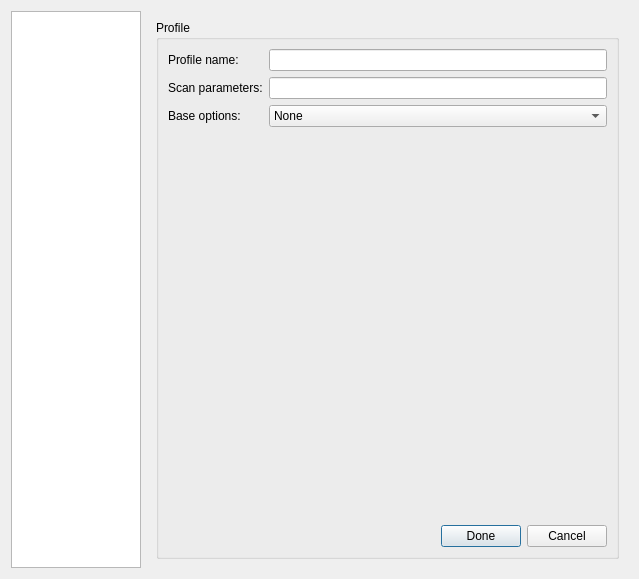
Old version of the form src/app/profiler/profilerdialog.ui in the repository nmapsi4/nmapsi4.
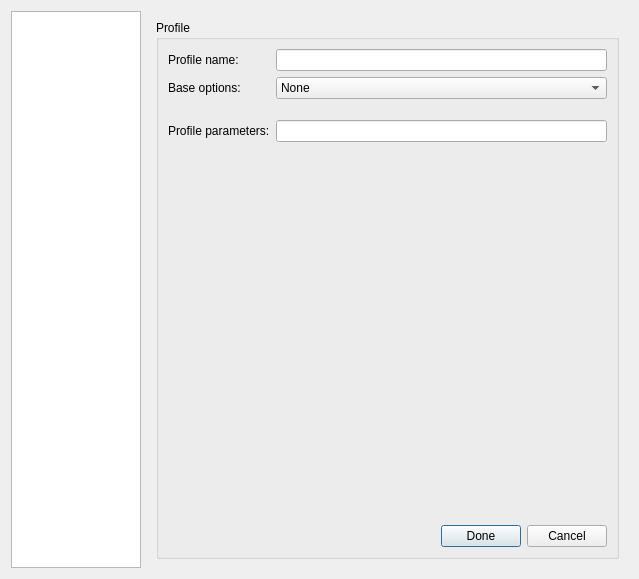
New version of the form. Icons and pictures are not drawn.

Commit message: update profile item.

```diff
--- a/src/app/profiler/profilerdialog.ui
+++ b/src/app/profiler/profilerdialog.ui
@@ -92,24 +92,24 @@
                 <item row="0" column="1">
                  <widget class="QLineEdit" name="profileNameLine"/>
                 </item>
-                <item row="1" column="0">
+                <item row="3" column="0">
                  <widget class="QLabel" name="label_3">
                   <property name="text">
-                   <string>Scan parameters:</string>
+                   <string>Profile parameters:</string>
                   </property>
                  </widget>
                 </item>
-                <item row="1" column="1">
+                <item row="3" column="1">
                  <widget class="QLineEdit" name="lineScanParameters"/>
                 </item>
-                <item row="2" column="0">
+                <item row="1" column="0">
                  <widget class="QLabel" name="label_4">
                   <property name="text">
                    <string>Base options:</string>
                   </property>
                  </widget>
                 </item>
-                <item row="2" column="1">
+                <item row="1" column="1">
                  <widget class="QComboBox" name="comboBaseOptions">
                   <item>
                    <property name="text">
@@ -128,6 +128,22 @@
                   </item>
                  </widget>
                 </item>
+                <item row="2" column="1">
+                 <spacer name="verticalSpacer_8">
+                  <property name="orientation">
+                   <enum>Qt::Vertical</enum>
+                  </property>
+                  <property name="sizeType">
+                   <enum>QSizePolicy::Fixed</enum>
+                  </property>
+                  <property name="sizeHint" stdset="0">
+                   <size>
+                    <width>20</width>
+                    <height>15</height>
+                   </size>
+                  </property>
+                 </spacer>
+                </item>
                </layout>
               </item>
               <item>
```
